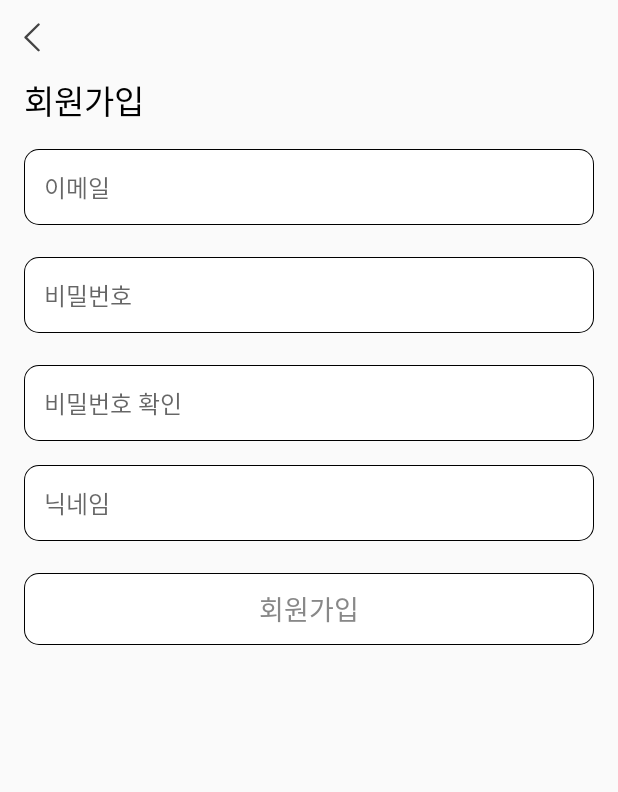
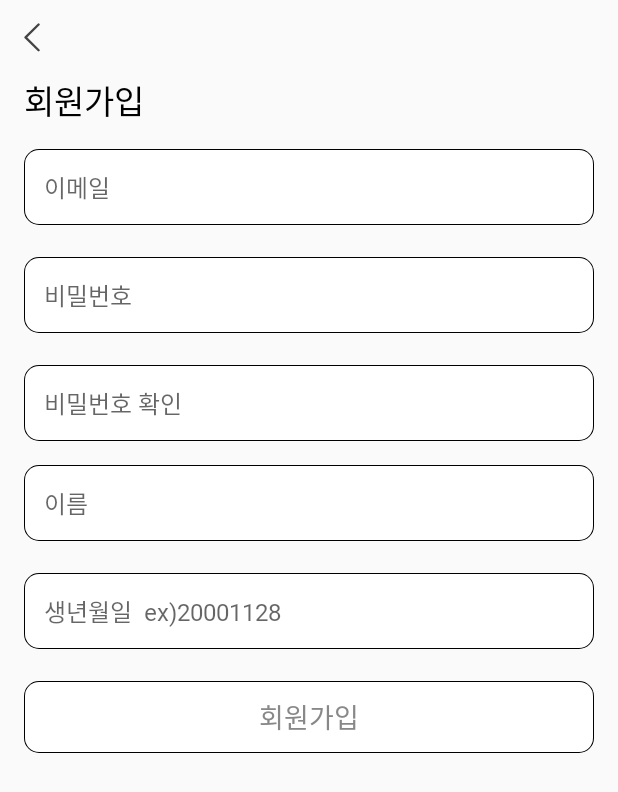
Before and after one commit to Gazi-Market/gazi-market, an Android app: the SignupActivity screen opened directly, with no data from a screen before it, on a phone screen of 412 x 824 dp. Shown: the top 792 px of the screen. Run offline under Robolectric (Android 15) with nearby library versions, the phone set to English and light mode, and no system bars; our stand-ins replace Firebase (no records; nobody signed in at launch, a user with empty details on screens opened directly).

Commit message:
feat : 생년월일 추가 (#29)

```diff
--- a/app/src/main/java/com/gazi_market/model/User.kt
+++ b/app/src/main/java/com/gazi_market/model/User.kt
@@ -5,5 +5,6 @@ import java.io.Serializable
 data class User(
     val name:String?="",
     val uid:String?="",
-    val email:String?=""):Serializable {
+    val email:String?="",
+    val birth : String = ""):Serializable {
 }
--- a/app/src/main/res/layout/activity_signup.xml
+++ b/app/src/main/res/layout/activity_signup.xml
@@ -111,13 +111,37 @@
         android:layout_height="wrap_content"
         android:layout_marginTop="16dp"
         android:layout_marginBottom="5dp"
-        android:hint="닉네임"
+        android:hint="이름"
         android:inputType="text"
         android:fontFamily="@font/pretendard_regular"
         android:textSize="16sp"
         android:background="@drawable/account_input"
         android:padding="13dp"
         android:layout_marginHorizontal="16dp" />
+
+    <EditText
+        android:id="@+id/birth"
+        android:layout_width="match_parent"
+        android:layout_height="wrap_content"
+        android:layout_marginTop="16dp"
+        android:layout_marginBottom="5dp"
+        android:hint="생년월일  ex)20001128"
+        android:inputType="number"
+        android:fontFamily="@font/pretendard_regular"
+        android:textSize="16sp"
+        android:background="@drawable/account_input"
+        android:padding="13dp"
+        android:layout_marginHorizontal="16dp" />
+
+    <TextView
+        android:id="@+id/checkBirth"
+        android:layout_width="wrap_content"
+        android:layout_height="wrap_content"
+        android:visibility="gone"
+        android:textSize="13sp"
+        android:fontFamily="@font/pretendard_regular"
+        android:layout_gravity="left"
+        android:layout_marginHorizontal="30dp" />
 
     <Button
         android:id="@+id/signup_okButton"
```
Also changed, not shown: app/src/main/java/com/gazi_market/account/SignupActivity.kt (+25 -4 lines).
